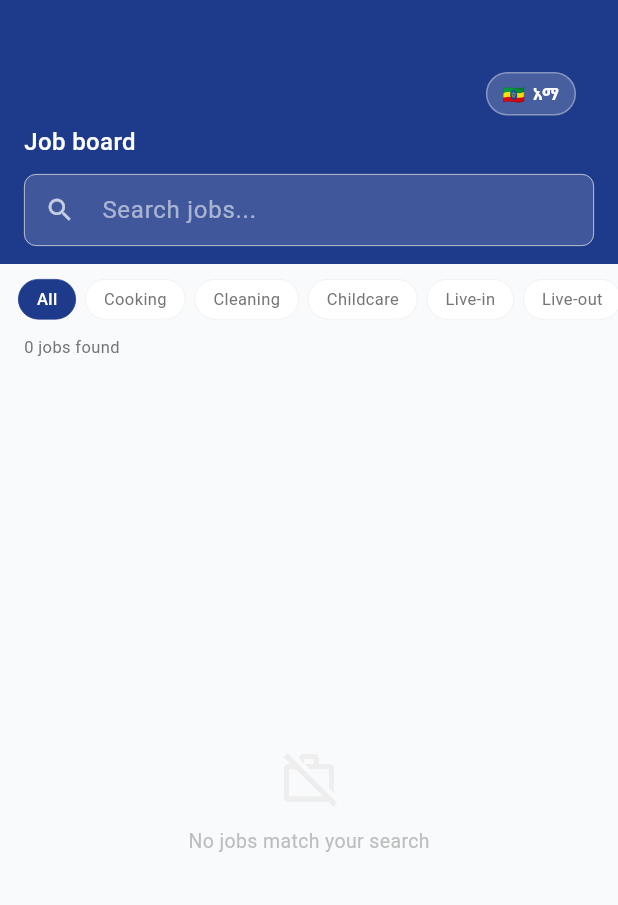
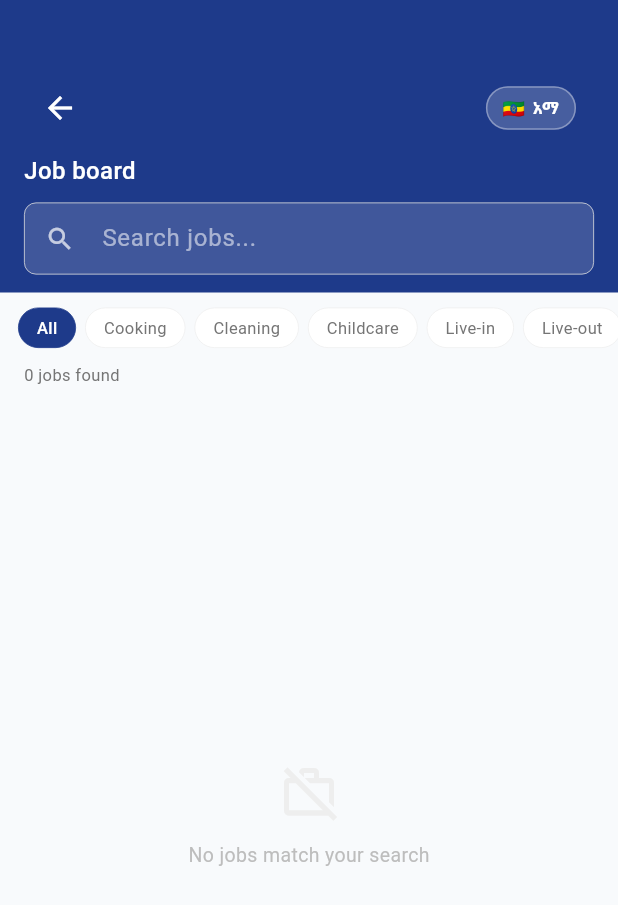
Before and after one commit to HomehelpBZ/homehelp_flutter, a Flutter app: the JobBoardScreen screen opened directly, on a phone screen of 412 x 824 dp. Shown: the top 905 px of the screen. Run offline on Flutter 3.47's test engine with Material 3 defaults, Android fonts, the phone set to English and light mode, and no system bars; our stand-ins replace cloud_firestore, firebase_auth, firebase_core, image_picker; accounts and stored records are empty.

Commit message:
Add back button to HK job board and reset Home tab on return
Co-Authored-By: Claude Opus 5.5 <noreply@anthropic.com>

```diff
--- a/lib/screens/housekeeper/job_board_screen.dart
+++ b/lib/screens/housekeeper/job_board_screen.dart
@@ -112,7 +112,19 @@ class _JobBoardScreenState extends State<JobBoardScreen> {
               child: Column(
                 crossAxisAlignment: CrossAxisAlignment.start,
                 children: [
-                  Align(alignment: Alignment.topRight, child: const LangToggleButton()),
+                  Row(children: [
+                    // Back to the dashboard (the job board is pushed from it).
+                    if (Navigator.of(context).canPop())
+                      IconButton(
+                        icon: const Icon(Icons.arrow_back, color: Colors.white),
+                        tooltip: MaterialLocalizations.of(context).backButtonTooltip,
+                        padding: EdgeInsets.zero,
+                        constraints: const BoxConstraints(),
+                        onPressed: () => Navigator.pop(context),
+                      ),
+                    const Spacer(),
+                    const LangToggleButton(),
+                  ]),
                   const SizedBox(height: 6),
                   Text(s.jobBoard,
                       style: const TextStyle(color: Colors.white, fontSize: 16, fontWeight: FontWeight.w500)),
```
Also changed, not shown: lib/screens/housekeeper/hk_dashboard_screen.dart (+11 -12 lines).
